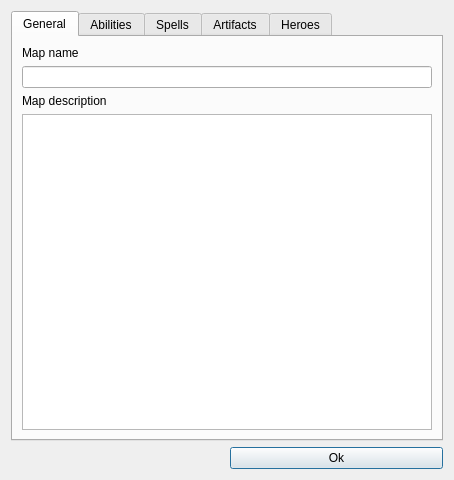
Above: mapeditor/mapsettings.ui from vcmi/vcmi before the change. Below: the same form after it.
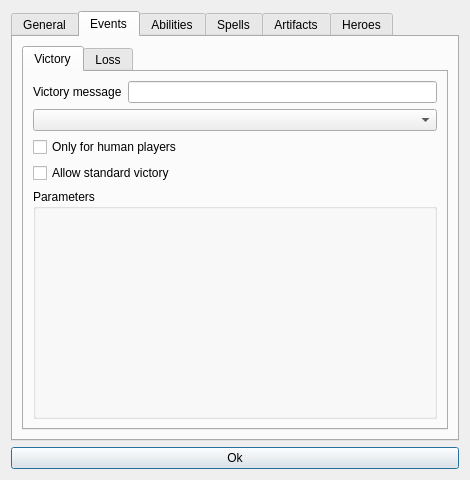
That is the form after the change. The open tabs and pages were chosen to show the change.

```diff
--- a/mapeditor/mapsettings.ui
+++ b/mapeditor/mapsettings.ui
@@ -9,7 +9,7 @@
    <rect>
     <x>0</x>
     <y>0</y>
-    <width>454</width>
+    <width>470</width>
     <height>480</height>
    </rect>
   </property>
@@ -23,7 +23,14 @@
    <string>Map settings</string>
   </property>
   <layout class="QGridLayout" name="gridLayout">
-   <item row="0" column="0" colspan="2">
+   <item row="2" column="1">
+    <widget class="QPushButton" name="pushButton">
+     <property name="text">
+      <string>Ok</string>
+     </property>
+    </widget>
+   </item>
+   <item row="1" column="1">
     <widget class="QTabWidget" name="tabWidget">
      <property name="currentIndex">
       <number>4</number>
@@ -53,6 +60,161 @@
        <item>
         <widget class="QPlainTextEdit" name="mapDescriptionEdit"/>
        </item>
+       <item>
+        <widget class="QGroupBox" name="groupBox">
+         <property name="title">
+          <string>Difficulty</string>
+         </property>
+         <layout class="QHBoxLayout" name="horizontalLayout_2">
+          <item>
+           <widget class="QRadioButton" name="diffRadio1">
+            <property name="text">
+             <string>1</string>
+            </property>
+           </widget>
+          </item>
+          <item>
+           <widget class="QRadioButton" name="diffRadio2">
+            <property name="text">
+             <string>2</string>
+            </property>
+           </widget>
+          </item>
+          <item>
+           <widget class="QRadioButton" name="diffRadio3">
+            <property name="text">
+             <string>3</string>
+            </property>
+           </widget>
+          </item>
+          <item>
+           <widget class="QRadioButton" name="diffRadio4">
+            <property name="text">
+             <string>4</string>
+            </property>
+           </widget>
+          </item>
+          <item>
+           <widget class="QRadioButton" name="diffRadio5">
+            <property name="text">
+             <string>5</string>
+            </property>
+           </widget>
+          </item>
+         </layout>
+        </widget>
+       </item>
+      </layout>
+     </widget>
+     <widget class="QWidget" name="tab_6">
+      <attribute name="title">
+       <string>Events</string>
+      </attribute>
+      <layout class="QVBoxLayout" name="verticalLayout_6">
+       <item>
+        <widget class="QTabWidget" name="tabWidget_2">
+         <property name="currentIndex">
+          <number>0</number>
+         </property>
+         <widget class="QWidget" name="tab_7">
+          <attribute name="title">
+           <string>Victory</string>
+          </attribute>
+          <layout class="QVBoxLayout" name="verticalLayout_7">
+           <item>
+            <layout class="QHBoxLayout" name="horizontalLayout">
+             <property name="rightMargin">
+              <number>0</number>
+             </property>
+             <property name="bottomMargin">
+              <number>0</number>
+             </property>
+             <item>
+              <widget class="QLabel" name="label_3">
+               <property name="text">
+                <string>Victory message</string>
+               </property>
+              </widget>
+             </item>
+             <item>
+              <widget class="QLineEdit" name="victoryMessageEdit"/>
+             </item>
+            </layout>
+           </item>
+           <item>
+            <widget class="QComboBox" name="victoryComboBox"/>
+           </item>
+           <item>
+            <widget class="QCheckBox" name="onlyForHumansCheck">
+             <property name="text">
+              <string>Only for human players</string>
+             </property>
+            </widget>
+           </item>
+           <item>
+            <widget class="QCheckBox" name="standardVictoryCheck">
+             <property name="text">
+              <string>Allow standard victory</string>
+             </property>
+            </widget>
+           </item>
+           <item>
+            <widget class="QGroupBox" name="victoryParams">
+             <property name="sizePolicy">
+              <sizepolicy hsizetype="Preferred" vsizetype="Expanding">
+               <horstretch>0</horstretch>
+               <verstretch>0</verstretch>
+              </sizepolicy>
+             </property>
+             <property name="title">
+              <string>Parameters</string>
+             </property>
+            </widget>
+           </item>
+          </layout>
+         </widget>
+         <widget class="QWidget" name="tab_8">
+          <attribute name="title">
+           <string>Loss</string>
+          </attribute>
+          <layout class="QFormLayout" name="formLayout_2">
+           <item row="1" column="0" colspan="2">
+            <widget class="QComboBox" name="lossComboBox"/>
+           </item>
+           <item row="2" column="0" colspan="2">
+            <widget class="QCheckBox" name="standardLossCheck">
+             <property name="text">
+              <string>7 days without castle defeat</string>
+             </property>
+            </widget>
+           </item>
+           <item row="0" column="0">
+            <widget class="QLabel" name="label_4">
+             <property name="text">
+              <string>Defeat message</string>
+             </property>
+            </widget>
+           </item>
+           <item row="0" column="1">
+            <widget class="QLineEdit" name="defeatMessageEdit"/>
+           </item>
+           <item row="3" column="0" colspan="2">
+            <widget class="QGroupBox" name="lossParams">
+             <property name="sizePolicy">
+              <sizepolicy hsizetype="Preferred" vsizetype="Expanding">
+               <horstretch>0</horstretch>
+               <verstretch>0</verstretch>
+              </sizepolicy>
+             </property>
+             <property name="title">
+              <string>Parameters</string>
+             </property>
+            </widget>
+           </item>
+          </layout>
+         </widget>
+        </widget>
+       </item>
       </layout>
      </widget>
      <widget class="QWidget" name="tab_2">
@@ -161,13 +323,6 @@
      </widget>
     </widget>
    </item>
-   <item row="1" column="1">
-    <widget class="QPushButton" name="pushButton">
-     <property name="text">
-      <string>Ok</string>
-     </property>
-    </widget>
-   </item>
   </layout>
  </widget>
  <resources/>
```
Left out of the diff: 2 changed lines with no effect on the pictures.
